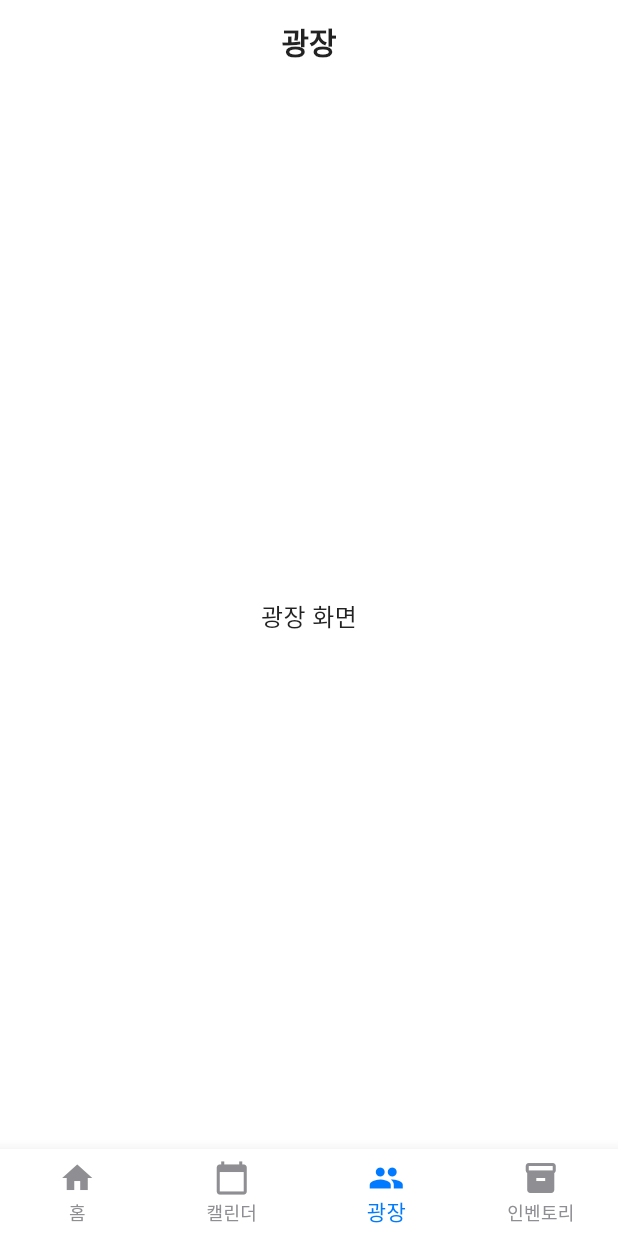
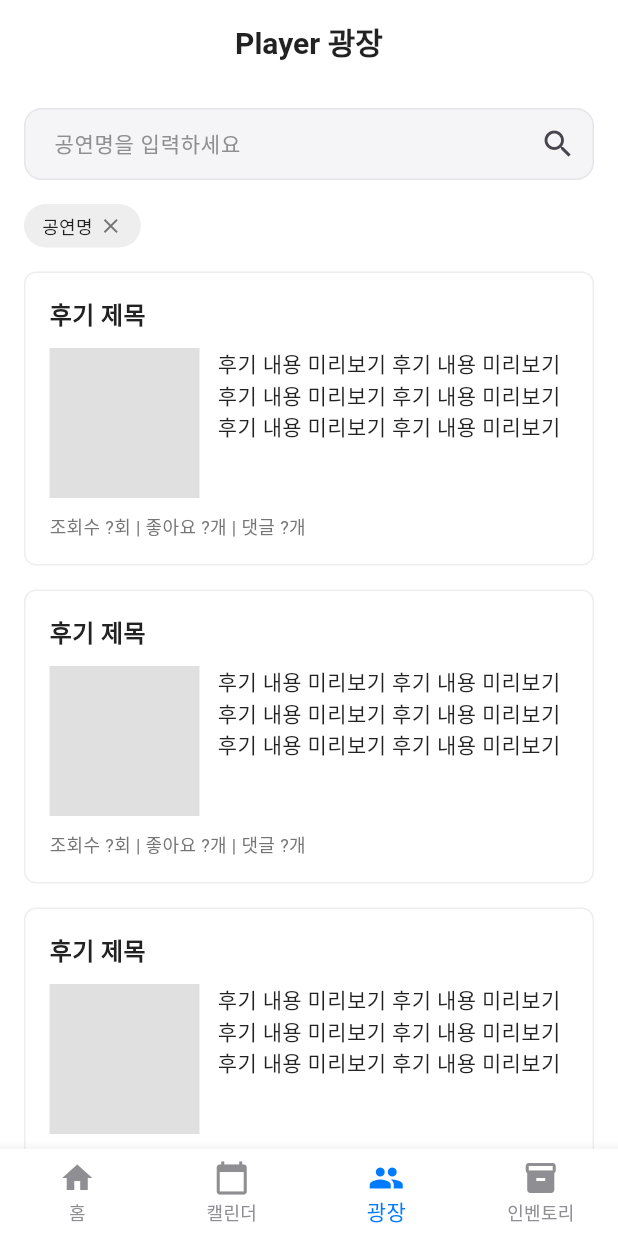
Before and after one commit to Team0479/frontend, a Flutter app: the screen it shows after launch, item 3 of the bottom bar chosen, on a phone screen of 412 x 824 dp. Run offline on Flutter 3.47's test engine with Material 3 defaults, Android fonts, the phone set to English and light mode, and no system bars; our stand-ins replace table_calendar; Roboto replaces fonts that are missing (Pretendard).

Commit message:
feat: 광장 화면 구현

```diff
--- a/lib/main.dart
+++ b/lib/main.dart
@@ -3,7 +3,7 @@ import 'package:flutter_localizations/flutter_localizations.dart';
 import 'theme/app_theme.dart';
 import 'screens/home_screen.dart';
 import 'screens/calendar/calendar_main_screen.dart';
-import 'screens/square_screen.dart';
+import 'screens/square/square_main_screen.dart';
 import 'screens/inventory_screen.dart';
 
 void main() {
@@ -16,6 +16,7 @@ class MyApp extends StatelessWidget {
   @override
   Widget build(BuildContext context) {
     return MaterialApp(
+      debugShowCheckedModeBanner: false,
       title: 'MyPlay',
       theme: AppTheme.lightTheme,
       localizationsDelegates: const [
@@ -45,7 +46,7 @@ class _MainScreenState extends State<MainScreen> {
   final List<Widget> _screens = [
     const HomeScreen(),
     const CalendarMainScreen(),
-    const SquareScreen(),
+    const SquareMainScreen(),
     const InventoryScreen(),
   ];
 
--- /dev/null
+++ b/lib/screens/square/square_main_screen.dart
@@ -0,0 +1,151 @@
+import 'package:flutter/material.dart';
+import 'square_review_detail_screen.dart';
+
+class SquareMainScreen extends StatefulWidget {
+  const SquareMainScreen({super.key});
+
+  @override
+  State<SquareMainScreen> createState() => _SquareMainScreenState();
+}
+
+class _SquareMainScreenState extends State<SquareMainScreen> {
+  final TextEditingController _searchController = TextEditingController();
+
+  @override
+  void dispose() {
+    _searchController.dispose();
+    super.dispose();
+  }
+
+  @override
+  Widget build(BuildContext context) {
+    return Scaffold(
+      appBar: AppBar(
+        title: const Text('Player 광장'),
+        centerTitle: true,
+        elevation: 0,
+        backgroundColor: Colors.white,
+        foregroundColor: Colors.black,
+      ),
+      body: Column(
+        children: [
+          Padding(
+            padding: const EdgeInsets.all(16.0),
+            child: Row(
+              children: [
+                Expanded(
+                  child: TextField(
+                    controller: _searchController,
+                    decoration: InputDecoration(
+                      hintText: '공연명을 입력하세요',
+                      border: OutlineInputBorder(
+                        borderRadius: BorderRadius.circular(8.0),
+                      ),
+                      contentPadding: const EdgeInsets.symmetric(horizontal: 16.0),
+                      suffixIcon: const Icon(Icons.search),
+                    ),
+                  ),
+                ),
+              ],
+            ),
+          ),
+          Padding(
+            padding: const EdgeInsets.symmetric(horizontal: 16.0),
+            child: Row(
+              children: [
+                Container(
+                  padding: const EdgeInsets.symmetric(horizontal: 12.0, vertical: 6.0),
+                  decoration: BoxDecoration(
+                    color: Colors.grey[200],
+                    borderRadius: BorderRadius.circular(20.0),
+                  ),
+                  child: Row(
+                    children: [
+                      const Text('공연명', style: TextStyle(fontSize: 12.0)),
+                      const SizedBox(width: 4.0),
+                      Icon(Icons.close, size: 16.0, color: Colors.grey[600]),
+                    ],
+                  ),
+                ),
+              ],
+            ),
+          ),
+          Expanded(
+            child: ListView.builder(
+              padding: const EdgeInsets.all(16.0),
+              itemCount: 4,
+              itemBuilder: (context, index) {
+                return GestureDetector(
+                  onTap: () {
+                    Navigator.of(context).push(
+                      MaterialPageRoute(
+                        builder: (context) => const SquareReviewDetailScreen(),
+                      ),
+                    );
+                  },
+                  child: Container(
+                    margin: const EdgeInsets.only(bottom: 16.0),
+                    padding: const EdgeInsets.all(16.0),
+                    decoration: BoxDecoration(
+                      border: Border.all(color: Colors.grey[200]!),
+                      borderRadius: BorderRadius.circular(8.0),
+                    ),
+                    child: Column(
+                      crossAxisAlignment: CrossAxisAlignment.start,
+                      children: [
+                        const Text(
+                          '후기 제목',
+                          style: TextStyle(
+                            fontSize: 16.0,
+                            fontWeight: FontWeight.bold,
+                          ),
+                        ),
+                        const SizedBox(height: 10.0),
+                        Row(
+                          crossAxisAlignment: CrossAxisAlignment.start,
+                          children: [
+                            // Left side - Image
+                            Container(
+                              height: 100.0,
+                              width: 100.0,
+                              color: Colors.grey[300],
+                            ),
+                            const SizedBox(width: 12.0),
+                            // Right side - Text content
+                            Expanded(
+                              child: Column(
+                                crossAxisAlignment: CrossAxisAlignment.start,
+                                children: [
+                                  const Text(
+                                    '후기 내용 미리보기 후기 내용 미리보기 후기 내용 미리보기 후기 내용 미리보기 후기 내용 미리보기 후기 내용 미리보기',
+                                    maxLines: 5,
+                                    overflow: TextOverflow.ellipsis,
+                                    style: TextStyle(
+                                      fontSize: 14.0,
+                                    ),
+                                  ),
+                                ],
+                              ),
+                            ),
+                          ],
+                        ),
+                        const SizedBox(height: 10.0),
+                        Text(
+                          '조회수 ?회 | 좋아요 ?개 | 댓글 ?개',
+                          style: TextStyle(
+                            fontSize: 12.0,
+                            color: Colors.grey[600],
+                          ),
+                        ),
+                      ],
+                    ),
+                  ),
+                );
+              },
+            ),
+          ),
+        ],
+      ),
+    );
+  }
+}
--- a/lib/screens/square_screen.dart
+++ /dev/null
@@ -1,17 +0,0 @@
-import 'package:flutter/material.dart';
-
-class SquareScreen extends StatelessWidget {
-  const SquareScreen({super.key});
-
-  @override
-  Widget build(BuildContext context) {
-    return Scaffold(
-      appBar: AppBar(
-        title: const Text('광장'),
-      ),
-      body: const Center(
-        child: Text('광장 화면'),
-      ),
-    );
-  }
-}
```
Also changed, not shown: lib/screens/square/square_review_detail_screen.dart (added, +163 -0 lines).
